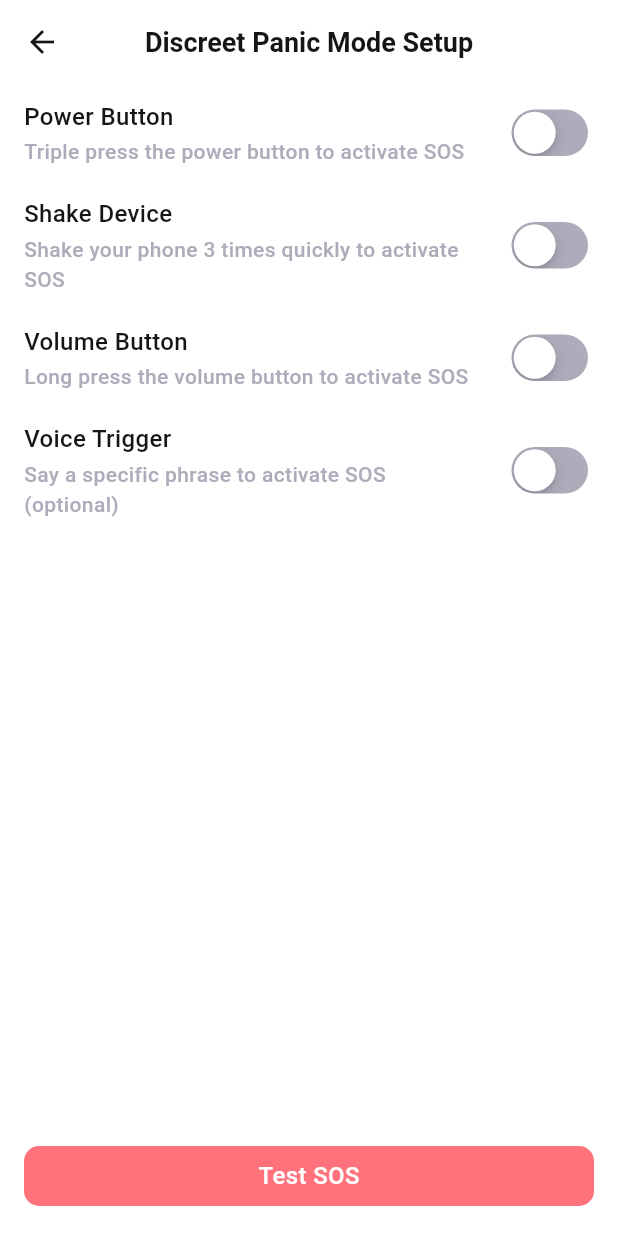
After one commit to Nitishroy-7033/Project-Shakti, a Flutter app: the SosControlSettingsScreen screen opened by its route, on a phone screen of 412 x 824 dp. The commit adds this screen. Run offline on Flutter 3.47's test engine with Material 3 defaults, Android fonts, the phone set to English and light mode, and no system bars; our stand-ins replace dio, equatable, flutter_bloc, flutter_contacts, flutter_rating_bar, geocoding and 4 more; accounts and stored records are empty; Roboto replaces fonts that are missing (Poppins).

Commit message:
Add SOS control feature with settings screen and BLoC implementation

```diff
--- a/lib/core/routes/routes.dart
+++ b/lib/core/routes/routes.dart
@@ -15,6 +15,7 @@ import 'package:project_shakti/features/edit_profile/views/edit_profile_screen.d
 import 'package:project_shakti/features/fake_call/views/fake_call.dart';
 import 'package:project_shakti/features/friend_list/views/friend_list_page.dart';
 import 'package:project_shakti/features/signup/views/signup_screen.dart';
+import 'package:project_shakti/features/sos_options/view/sos_options_screen.dart';
 import 'package:project_shakti/features/splash/views/splash_screen.dart';
 import 'package:project_shakti/features/start_trip/views/start_trip_screen.dart';
 
@@ -35,6 +36,7 @@ class AppRoutes {
   static const String startTrip = '/startTrip';
   static const String endTrip = '/endTrip';
   static const String liveTrip='/liveTrip';
+  static const String sosControlSettings = '/sosControlSettings';
 
   static Map<String, WidgetBuilder> getRoutes() {
     return {
@@ -57,6 +59,7 @@ class AppRoutes {
       startTrip: (context) => const TripMapScreen(),
       endTrip: (context) => const EndTripScreen(),
       liveTrip: (context) => const LiveTripScreen(),
+      sosControlSettings: (context) => const SosControlSettingsScreen(),
     };
   }
 }
--- /dev/null
+++ b/lib/features/sos_options/bloc/sos_control_bloc.dart
@@ -0,0 +1,26 @@
+import 'package:flutter/cupertino.dart';
+import 'package:flutter_bloc/flutter_bloc.dart';
+import 'package:project_shakti/features/sos_options/bloc/sos_control_event.dart';
+import 'package:project_shakti/features/sos_options/bloc/sos_control_state.dart';
+
+class SosControlBloc extends Bloc<SosControlEvent, SosControlState> {
+  SosControlBloc() : super(SosControlState()) {
+    on<TogglePowerButton>((event, emit) =>
+        emit(state.copyWith(powerButtonEnabled: event.isEnabled)));
+
+    on<ToggleShake>((event, emit) =>
+        emit(state.copyWith(shakeEnabled: event.isEnabled)));
+
+    on<ToggleVolumeButton>((event, emit) =>
+        emit(state.copyWith(volumeButtonEnabled: event.isEnabled)));
+
+    on<ToggleVoiceTrigger>((event, emit) =>
+        emit(state.copyWith(voiceTriggerEnabled: event.isEnabled)));
+
+    on<TriggerSos>((event, emit) {
+      // 🔔 Custom SOS action here
+      debugPrint("🚨 SOS ACTIVATED via BLoC!");
+      // You can also emit a different state or navigate to another screen
+    });
+  }
+}
--- /dev/null
+++ b/lib/features/sos_options/bloc/sos_control_event.dart
@@ -0,0 +1,23 @@
+abstract class SosControlEvent {}
+
+class TogglePowerButton extends SosControlEvent {
+  final bool isEnabled;
+  TogglePowerButton(this.isEnabled);
+}
+
+class ToggleShake extends SosControlEvent {
+  final bool isEnabled;
+  ToggleShake(this.isEnabled);
+}
+
+class ToggleVolumeButton extends SosControlEvent {
+  final bool isEnabled;
+  ToggleVolumeButton(this.isEnabled);
+}
+
+class ToggleVoiceTrigger extends SosControlEvent {
+  final bool isEnabled;
+  ToggleVoiceTrigger(this.isEnabled);
+}
+
+class TriggerSos extends SosControlEvent {} // when any condition met
--- /dev/null
+++ b/lib/features/sos_options/bloc/sos_control_state.dart
@@ -0,0 +1,27 @@
+class SosControlState {
+  final bool powerButtonEnabled;
+  final bool shakeEnabled;
+  final bool volumeButtonEnabled;
+  final bool voiceTriggerEnabled;
+
+  SosControlState({
+    this.powerButtonEnabled = false,
+    this.shakeEnabled = false,
+    this.volumeButtonEnabled = false,
+    this.voiceTriggerEnabled = false,
+  });
+
+  SosControlState copyWith({
+    bool? powerButtonEnabled,
+    bool? shakeEnabled,
+    bool? volumeButtonEnabled,
+    bool? voiceTriggerEnabled,
+  }) {
+    return SosControlState(
+      powerButtonEnabled: powerButtonEnabled ?? this.powerButtonEnabled,
+      shakeEnabled: shakeEnabled ?? this.shakeEnabled,
+      volumeButtonEnabled: volumeButtonEnabled ?? this.volumeButtonEnabled,
+      voiceTriggerEnabled: voiceTriggerEnabled ?? this.voiceTriggerEnabled,
+    );
+  }
+}
--- /dev/null
+++ b/lib/features/sos_options/view/sos_options_screen.dart
@@ -0,0 +1,160 @@
+import 'package:flutter/cupertino.dart';
+import 'package:flutter/material.dart';
+import 'package:flutter_bloc/flutter_bloc.dart';
+import 'package:project_shakti/core/widgets/custom_button.dart';
+
+import '../../../core/theme/app_colors.dart';
+import '../bloc/sos_control_bloc.dart';
+import '../bloc/sos_control_event.dart';
+import '../bloc/sos_control_state.dart';
+
+
+class SosControlSettingsScreen extends StatelessWidget {
+  const SosControlSettingsScreen({super.key});
+
+  @override
+  Widget build(BuildContext context) {
+    return BlocProvider(
+      create: (_) => SosControlBloc(),
+      child: Scaffold(
+        backgroundColor: Theme.of(context).colorScheme.surface,
+        appBar: AppBar(
+          backgroundColor: Theme.of(context).colorScheme.surface,
+          elevation: 0,
+          centerTitle: true,
+          leading: IconButton(
+            icon: Icon(Icons.arrow_back,
+                color: Theme.of(context).colorScheme.onSurface),
+            onPressed: () {
+              Navigator.pop(context);
+            },
+          ),
+          title: Text(
+            'Discreet Panic Mode Setup',
+            style: TextStyle(
+              color: Theme.of(context).colorScheme.onSurface,
+              fontWeight: FontWeight.bold,
+              fontSize: 18,
+            ),
+          ),
+        ),
+        body: BlocBuilder<SosControlBloc, SosControlState>(
+          builder: (context, state) {
+            return ListView(
+              children: [
+                _SosOptionTile(
+                  title: 'Power Button',
+                  subtitle: 'Triple press the power button to activate SOS',
+                  value: state.powerButtonEnabled,
+                  onChanged: (value) {
+                    context.read<SosControlBloc>().add(TogglePowerButton(value));
+                  },
+                ),
+                _SosOptionTile(
+                  title: 'Shake Device',
+                  subtitle: 'Shake your phone 3 times quickly to activate SOS',
+                  value: state.shakeEnabled,
+                  onChanged: (value) {
+                    context.read<SosControlBloc>().add(ToggleShake(value));
+                  },
+                ),
+                _SosOptionTile(
+                  title: 'Volume Button',
+                  subtitle: 'Long press the volume button to activate SOS',
+                  value: state.volumeButtonEnabled,
+                  onChanged: (value) {
+                    context.read<SosControlBloc>().add(ToggleVolumeButton(value));
+                  },
+                ),
+                _SosOptionTile(
+                  title: 'Voice Trigger',
+                  subtitle:
+                  'Say a specific phrase to activate SOS (optional)',
+                  value: state.voiceTriggerEnabled,
+                  onChanged: (value) {
+                    context.read<SosControlBloc>().add(ToggleVoiceTrigger(value));
+                  },
+                ),
+              ],
+            );
+          },
+        ),
+        bottomNavigationBar: Container(
+          color: Theme.of(context).colorScheme.surface,
+          padding: const EdgeInsets.fromLTRB(16, 12, 16, 20),
+          child: SizedBox(
+            width: double.infinity,
+            height: 40,
+            child:
+            CustomButton(
+              text: 'Test SOS',
+              onPressed: () {
+                context.read<SosControlBloc>().add(TriggerSos());
+              },
+            )
+
+          ),
+        ),
+      ),
+    );
+  }
+}
+
+/// Reusable tile widget
+class _SosOptionTile extends StatelessWidget {
+  final String title;
+  final String subtitle;
+  final bool value;
+  final ValueChanged<bool> onChanged;
+
+  const _SosOptionTile({
+    required this.title,
+    required this.subtitle,
+    required this.value,
+    required this.onChanged,
+  });
+
+  @override
+  Widget build(BuildContext context) {
+    return Padding(
+      padding: const EdgeInsets.symmetric(horizontal: 16.0, vertical: 10.0),
+      child: Row(
+        mainAxisAlignment: MainAxisAlignment.spaceBetween,
+        children: [
+          Expanded(
+            child: Column(
+              crossAxisAlignment: CrossAxisAlignment.start,
+              children: [
+                Text(
+                  title,
+                  style: TextStyle(
+                    color: Theme.of(context).colorScheme.onSurface,
+                    fontSize: 16,
+                    fontWeight: FontWeight.w500,
+                  ),
+                ),
+                const SizedBox(height: 2),
+                Text(
+                  subtitle,
+                  style: TextStyle(
+                    color: Theme.of(context).colorScheme.tertiary,
+                    fontSize: 14,
+                  ),
+                  maxLines: 2,
+                  overflow: TextOverflow.ellipsis,
+                ),
+              ],
+            ),
+          ),
+          const SizedBox(width: 16),
+          CupertinoSwitch(
+            value: value,
+            onChanged: onChanged,
+            activeColor: AppColors.primaryLight,
+            trackColor: AppColors.labelDark,
+          ),
+        ],
+      ),
+    );
+  }
+}
```
